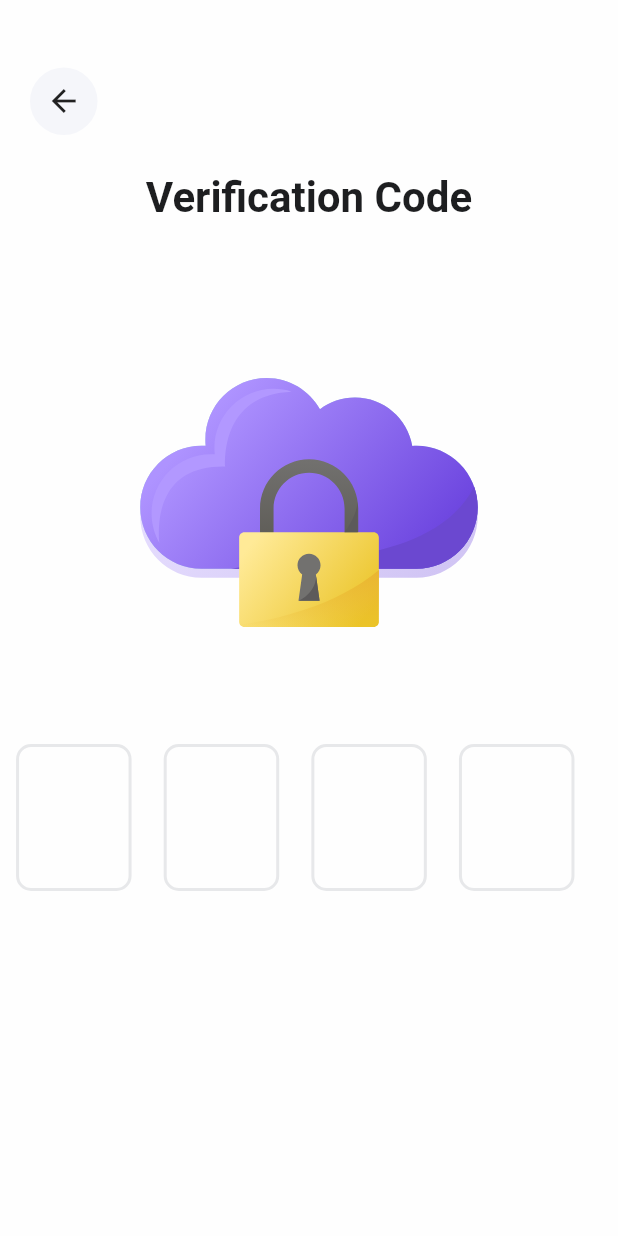
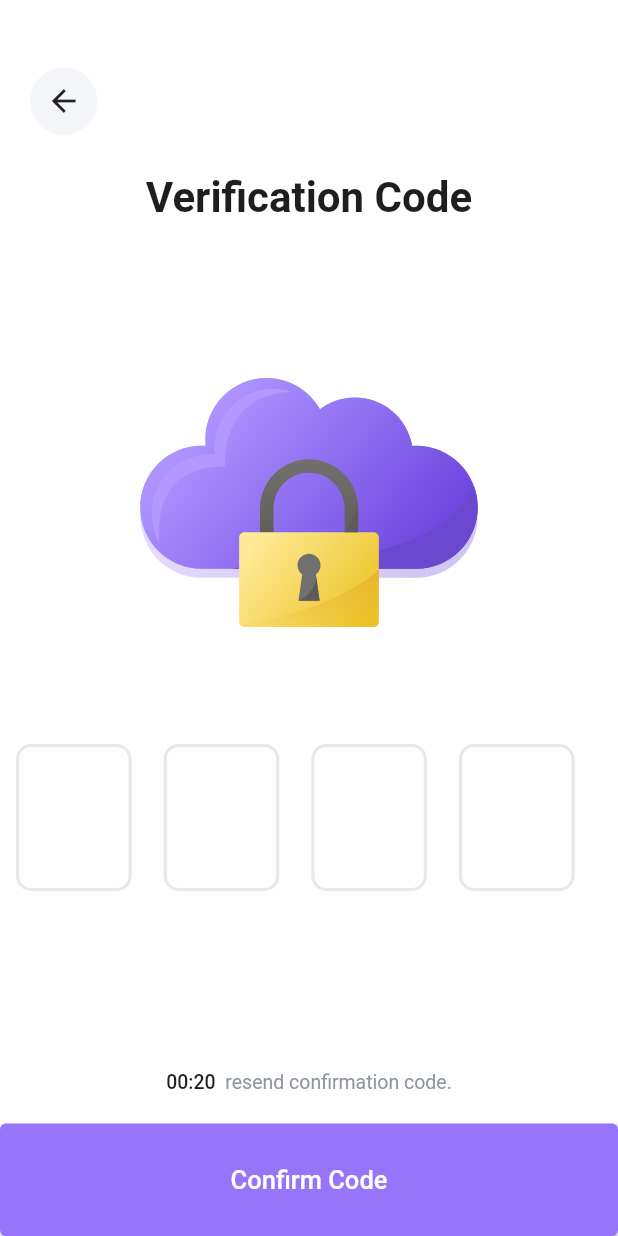
Before and after one commit to muhriddinbek-off/online_shop_app, a Flutter app: the VeriticationCode screen opened by its route, on a phone screen of 412 x 824 dp. Run offline on Flutter 3.47's test engine with Material 2 defaults, Android fonts, the phone set to English and light mode, and no system bars; our stand-ins replace flutter_svg.

Commit message:
pages added

```diff
--- a/lib/main.dart
+++ b/lib/main.dart
@@ -2,6 +2,8 @@ import 'package:flutter/material.dart';
 import 'package:online_shop_app/screens/Skip.dart';
 import 'package:online_shop_app/screens/forgot_password.dart';
 import 'package:online_shop_app/screens/get_started.dart';
+import 'package:online_shop_app/screens/home_page.dart';
+import 'package:online_shop_app/screens/new_password.dart';
 import 'package:online_shop_app/screens/sign_up.dart';
 import 'package:online_shop_app/screens/start_page.dart';
 import 'package:online_shop_app/screens/verification_code.dart';
@@ -27,6 +29,8 @@ class MyApp extends StatelessWidget {
         'welcome-page': (context) => const WelcomePage(),
         'forget-password': (context) => const ForgetPassword(),
         'verification-code': (context) => const VeriticationCode(),
+        'new-password': (context) => const NewPassword(),
+        'home-page': (context) => const HomePage(),
       },
     );
   }
--- a/lib/screens/verification_code.dart
+++ b/lib/screens/verification_code.dart
@@ -1,6 +1,7 @@
 import 'package:flutter/material.dart';
 import 'package:online_shop_app/widget/buttons/arrow_back.dart';
 import 'package:flutter_svg/flutter_svg.dart';
+import 'package:online_shop_app/widget/buttons/button_topics.dart';
 
 import '../widget/box_container.dart';
 
@@ -41,7 +42,26 @@ class VeriticationCode extends StatelessWidget {
                   BoxContainer(),
                   BoxContainer(),
                 ],
-              )
+              ),
+              Expanded(child: Container()),
+              Row(
+                mainAxisAlignment: MainAxisAlignment.center,
+                children: const [
+                  Text('00:20', style: TextStyle(fontSize: 13, fontWeight: FontWeight.w500, color: Color(0xFF1D1E20))),
+                  Text('  resend confirmation code.', style: TextStyle(fontSize: 13, fontWeight: FontWeight.w400, color: Color(0xFF8F959E))),
+                ],
+              ),
+              const SizedBox(height: 20),
+              Column(
+                crossAxisAlignment: CrossAxisAlignment.stretch,
+                children: [
+                  ButtonTopics(
+                      title: 'Confirm Code',
+                      onchange: () {
+                        Navigator.pushNamed(context, 'new-password');
+                      }),
+                ],
+              ),
             ],
           ),
         ),
--- a/lib/widget/box_container.dart
+++ b/lib/widget/box_container.dart
@@ -15,7 +15,10 @@ class BoxContainer extends StatelessWidget {
         borderRadius: BorderRadius.circular(10),
       ),
       child: const TextField(
-        decoration: InputDecoration(border: InputBorder.none),
+        autocorrect: false,
+        maxLength: 1,
+        textAlign: TextAlign.center,
+        decoration: InputDecoration(counter: Offstage(), border: InputBorder.none),
         style: TextStyle(fontSize: 22, fontWeight: FontWeight.w500, color: Color(0xFF1D1E20)),
       ),
     );
```
Also changed, not shown: lib/screens/home_page.dart (added, +25 -0 lines), lib/screens/new_password.dart (added, +55 -0 lines), assets/images/menu.svg (added).
